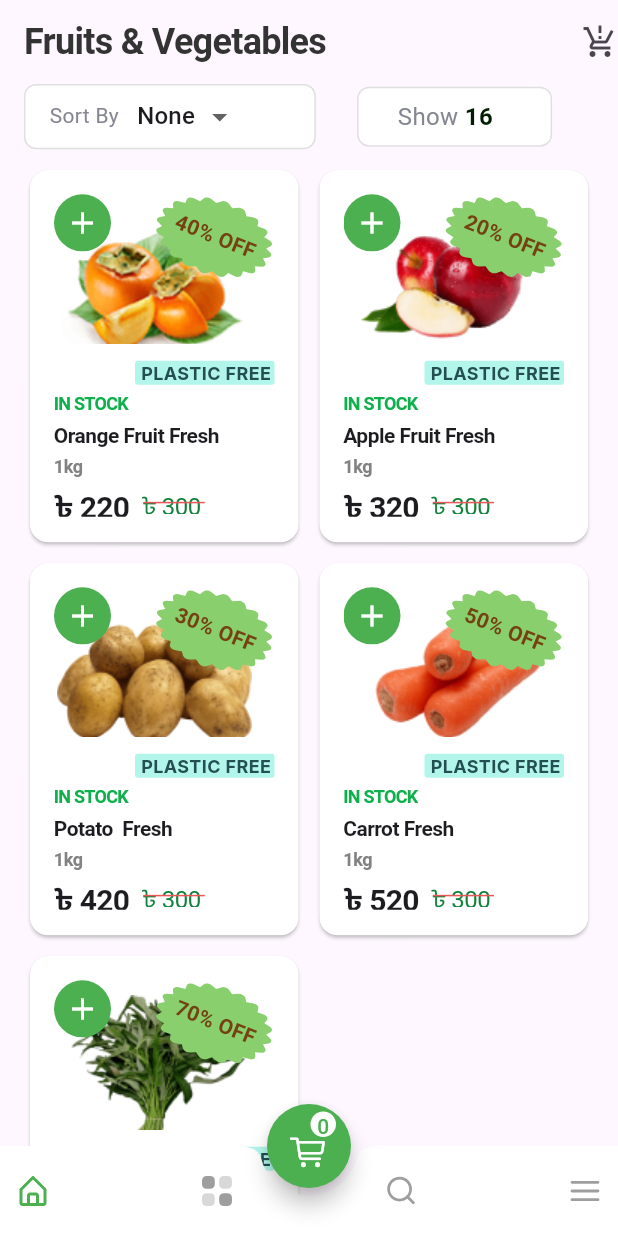
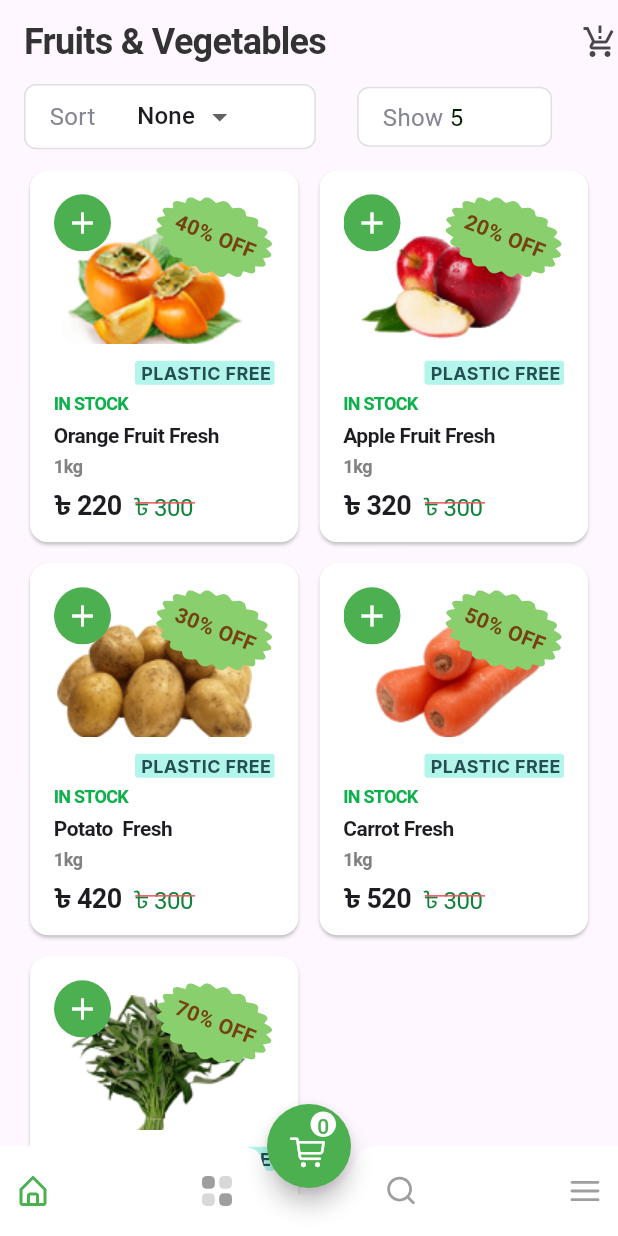
Before and after one commit to shakhawat-khan/bazar365, a Flutter app: the screen it shows after launch, on a phone screen of 412 x 824 dp. Run offline on Flutter 3.47's test engine with Material 3 defaults, Android fonts, the light colour scheme and no system bars; our stand-ins replace device_preview, flutter_screenutil, flutter_svg, get, persistent_bottom_nav_bar and 1 more; missing offline and left inert: dart:ffi; accounts and stored records are empty; Roboto replaces fonts that are missing (Inter, Proxima Nova).

```diff
--- a/lib/modules/home_page/home_page_components/card.dart
+++ b/lib/modules/home_page/home_page_components/card.dart
@@ -334,18 +334,15 @@ class _CardComponentState extends State<CardComponent> {
               Row(
                 children: [
                   SizedBox(
-                    width: 104,
-                    height: 20,
+                    width: 140.w,
+                    height: 25.h,
                     child: Row(
-                      mainAxisSize: MainAxisSize.min,
-                      mainAxisAlignment: MainAxisAlignment.start,
-                      crossAxisAlignment: CrossAxisAlignment.center,
                       children: [
                         Text(
                           widget.price,
                           style: const TextStyle(
                             color: Color(0xFF1D1D21),
-                            fontSize: 20,
+                            fontSize: 18,
                             fontFamily: 'Proxima Nova',
                             fontWeight: FontWeight.w700,
                             height: 0,
@@ -354,8 +351,8 @@ class _CardComponentState extends State<CardComponent> {
                         ),
                         const SizedBox(width: 8),
                         SizedBox(
-                          width: 42,
-                          height: 16,
+                          width: 42.w,
+                          height: 20.h,
                           child: Stack(
                             children: [
                               const Positioned(
--- a/lib/modules/home_page/view/home_page_view.dart
+++ b/lib/modules/home_page/view/home_page_view.dart
@@ -134,8 +134,7 @@ class _HomePageState extends State<HomePage> {
           children: [
             Row(
               children: [
-                Flexible(
-                  child: Container(
+                Container(
                   width: 200.w,
                   height: 50.h,
                   padding: const EdgeInsets.only(top: 8, left: 16, bottom: 8),
@@ -143,8 +142,8 @@ class _HomePageState extends State<HomePage> {
                   decoration: ShapeDecoration(
                     color: Colors.white,
                     shape: RoundedRectangleBorder(
-                        side: const BorderSide(
-                            width: 1, color: Color(0xFFE0E0E0)),
+                      side:
+                          const BorderSide(width: 1, color: Color(0xFFE0E0E0)),
                       borderRadius: BorderRadius.circular(8),
                     ),
                   ),
@@ -152,25 +151,21 @@ class _HomePageState extends State<HomePage> {
                     children: [
                       SizedBox(
                         width: 60.w,
-                          child: Text.rich(
+                        child: const Text.rich(
                           TextSpan(
                             children: [
                               TextSpan(
-                                  text: 'Sort By',
+                                text: 'Sort',
                                 style: TextStyle(
-                                    color: const Color(0xFF858693),
-                                    fontSize: 16.sp,
-                                    fontFamily: 'Proxima Nova',
-                                    fontWeight: FontWeight.w400,
-                                    height: 0.09,
+                                  color: Color(0xFF858693),
+                                  fontSize: 16,
                                 ),
                               ),
                             ],
                           ),
                         ),
                       ),
-                        Flexible(
-                          child: DropdownButtonHideUnderline(
+                      DropdownButtonHideUnderline(
                         child: DropdownButton<String>(
                           value: tempValue,
                           items: dropdownItems,
@@ -192,10 +187,8 @@ class _HomePageState extends State<HomePage> {
                             });
                           },
                         ),
-                          ),
                       )
                     ],
-                    ),
                   ),
                 ),
                 const SizedBox(
@@ -313,12 +306,9 @@ class _HomePageState extends State<HomePage> {
                       borderRadius: BorderRadius.circular(8),
                     ),
                   ),
-                  child: Row(
-                    mainAxisSize: MainAxisSize.min,
-                    mainAxisAlignment: MainAxisAlignment.end,
-                    crossAxisAlignment: CrossAxisAlignment.center,
+                  child: const Row(
                     children: [
-                      const SizedBox(
+                      SizedBox(
                         width: 70,
                         child: Text.rich(
                           TextSpan(
@@ -328,9 +318,6 @@ class _HomePageState extends State<HomePage> {
                                 style: TextStyle(
                                   color: Color(0xFF858693),
                                   fontSize: 16,
-                                  fontFamily: 'Proxima Nova',
-                                  fontWeight: FontWeight.w400,
-                                  height: 0.09,
                                 ),
                               ),
                               TextSpan(
@@ -338,35 +325,17 @@ class _HomePageState extends State<HomePage> {
                                 style: TextStyle(
                                   color: Color(0xFF001E00),
                                   fontSize: 16,
-                                  fontFamily: 'Proxima Nova',
-                                  fontWeight: FontWeight.w400,
-                                  height: 0.09,
                                 ),
                               ),
                               TextSpan(
-                                text: '16',
+                                text: '5',
                                 style: TextStyle(
                                   color: Color(0xFF001E00),
                                   fontSize: 16,
-                                  fontFamily: 'Proxima Nova',
-                                  fontWeight: FontWeight.w700,
-                                  height: 0.09,
                                 ),
                               ),
                             ],
                           ),
-                        ),
-                      ),
-                      Container(
-                        width: 20,
-                        height: 20,
-                        clipBehavior: Clip.antiAlias,
-                        decoration: const BoxDecoration(),
-                        child: const Column(
-                          mainAxisSize: MainAxisSize.min,
-                          mainAxisAlignment: MainAxisAlignment.start,
-                          crossAxisAlignment: CrossAxisAlignment.start,
-                          children: [],
                         ),
                       ),
                     ],
```
Lines whose indentation alone changed are shown as unchanged.
